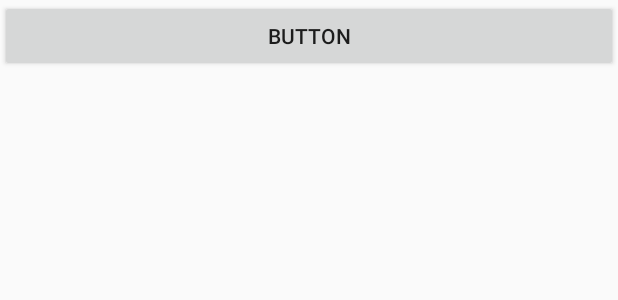
After one commit to jona523c/YoBallin, an Android app: the layout activity_levels.xml on its own in the app's theme, with its tools: preview values and no code run, on a phone screen of 412 x 824 dp. The commit adds this screen. Shown: the top 300 px of the screen. Run offline under Robolectric (Android 15) with nearby library versions, the phone set to English and light mode, and no system bars.

Commit message:
Framework of mainmenu added and started levels menu

```diff
--- a/app/src/main/java/standard/ballin/MainActivity.java
+++ b/app/src/main/java/standard/ballin/MainActivity.java
@@ -1,8 +1,10 @@
 package standard.ballin;
 
+import android.content.Intent;
 import android.support.v7.app.AppCompatActivity;
 import android.os.Bundle;
 import android.view.View;
+import android.widget.Button;
 
 public class MainActivity extends AppCompatActivity {
 
@@ -14,6 +16,7 @@ public class MainActivity extends AppCompatActivity {
 
     /** Called when user clicks play button **/
     public void playButton(View view) {
-        // Do something
+        Intent intent = new Intent (this, LevelsActivity.class);
+        startActivity(intent);
     }
 }
--- /dev/null
+++ b/app/src/main/res/layout/activity_levels.xml
@@ -0,0 +1,12 @@
+<?xml version="1.0" encoding="utf-8"?>
+<LinearLayout xmlns:android="http://schemas.android.com/apk/res/android"
+    android:orientation="vertical" android:layout_width="match_parent"
+    android:layout_height="match_parent">
+
+    <Button
+        android:id="@+id/button5"
+        android:layout_width="match_parent"
+        android:layout_height="wrap_content"
+        android:onClick="backButton"
+        android:text="Button" />
+</LinearLayout>
--- a/app/src/main/res/layout/activity_main.xml
+++ b/app/src/main/res/layout/activity_main.xml
@@ -53,6 +53,7 @@
         android:layout_marginTop="8dp"
         android:layout_marginEnd="16dp"
         android:layout_marginBottom="92dp"
+        android:onClick="playButton"
         android:text="BUTTON 1"
         app:layout_constraintBottom_toBottomOf="parent"
         app:layout_constraintEnd_toStartOf="@+id/button3"
@@ -91,4 +92,5 @@
         app:layout_constraintStart_toEndOf="@+id/button3"
         app:layout_constraintTop_toTopOf="parent"
         app:layout_constraintVertical_bias="1.0" />
+
 </android.support.constraint.ConstraintLayout>
```
Also changed, not shown: app/src/main/AndroidManifest.xml (+7 -0 lines), app/src/main/java/standard/ballin/LevelsActivity.java (added, +19 -0 lines).
